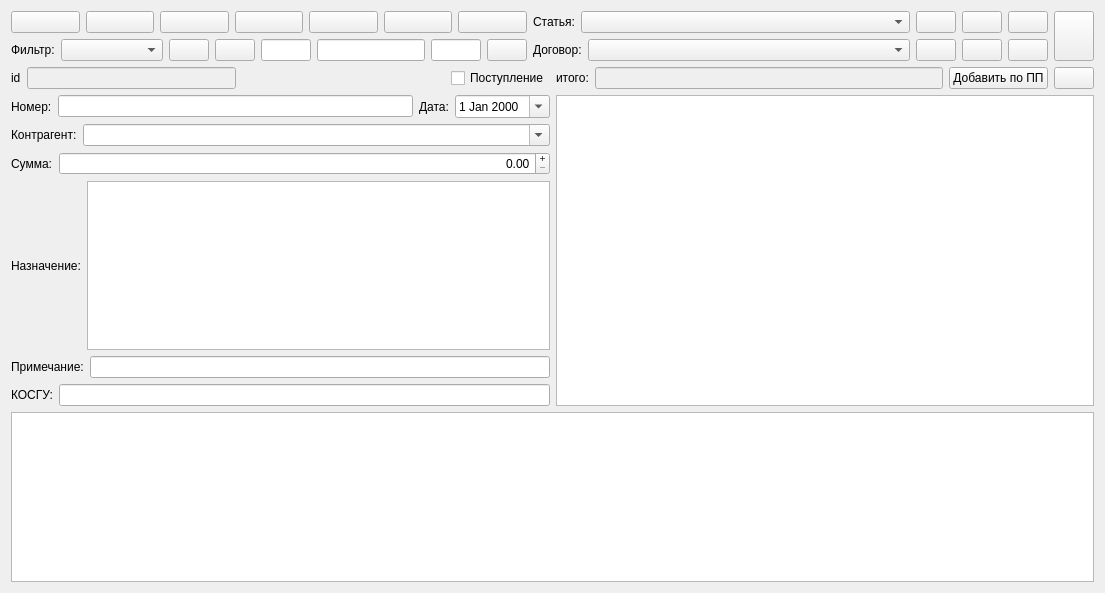
Old version of the form formbank.ui in the repository GorINIch73/Audit.
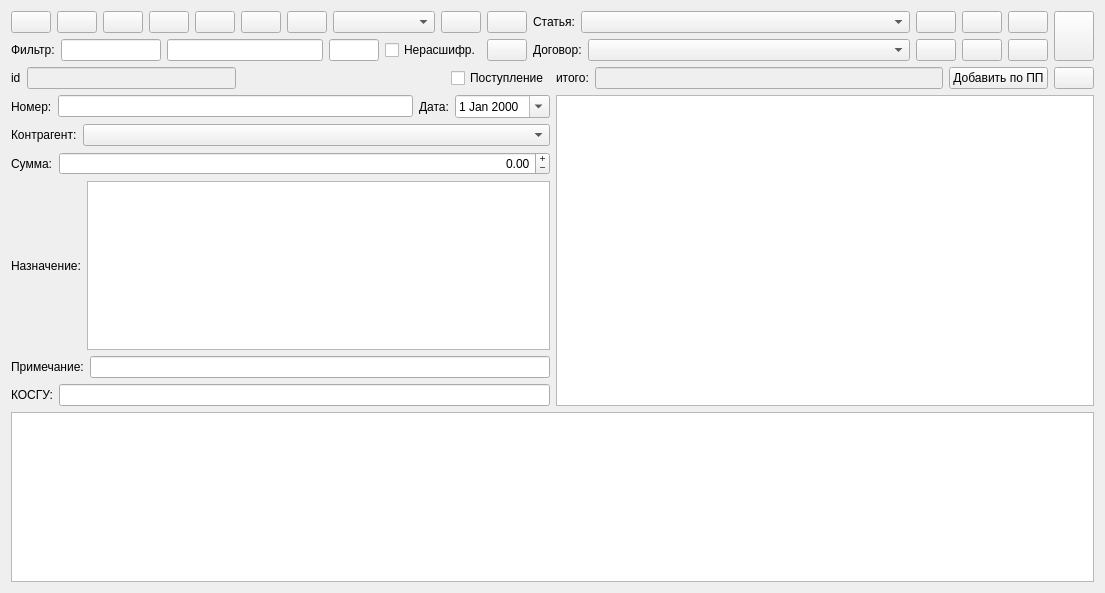
New version of the form. Icons and pictures are not drawn.

Patch:
```diff
--- a/formbank.ui
+++ b/formbank.ui
@@ -19,6 +19,8 @@
      <item>
       <layout class="QVBoxLayout" name="verticalLayout_2">
        <item>
+        <layout class="QHBoxLayout" name="horizontalLayout_15">
+         <item>
         <layout class="QHBoxLayout" name="horizontalLayout_2">
          <item>
           <widget class="QPushButton" name="pushButton_first">
@@ -97,17 +99,8 @@
            </property>
           </widget>
          </item>
-        </layout>
-       </item>
        <item>
-        <layout class="QHBoxLayout" name="horizontalLayout">
-         <item>
-          <widget class="QLabel" name="label">
-           <property name="text">
-            <string>Фильтр:</string>
-           </property>
-          </widget>
-         </item>
+            <layout class="QHBoxLayout" name="horizontalLayout_16">
          <item>
           <widget class="QComboBox" name="comboBox_flt_counterparties">
            <property name="sizePolicy">
@@ -158,17 +151,32 @@
            </property>
           </widget>
          </item>
+            </layout>
+           </item>
+          </layout>
+         </item>
+        </layout>
+       </item>
+       <item>
+        <layout class="QHBoxLayout" name="horizontalLayout">
+         <item>
+          <widget class="QLabel" name="label">
+           <property name="text">
+            <string>Фильтр:</string>
+           </property>
+          </widget>
+         </item>
          <item>
           <widget class="QLineEdit" name="lineEdit_flt_num">
            <property name="sizePolicy">
-            <sizepolicy hsizetype="Minimum" vsizetype="Fixed">
+            <sizepolicy hsizetype="Preferred" vsizetype="Fixed">
              <horstretch>0</horstretch>
              <verstretch>0</verstretch>
             </sizepolicy>
            </property>
            <property name="maximumSize">
             <size>
-             <width>50</width>
+             <width>100</width>
              <height>16777215</height>
             </size>
            </property>
@@ -190,7 +198,7 @@
          <item>
           <widget class="QLineEdit" name="lineEdit_flt_art">
            <property name="sizePolicy">
-            <sizepolicy hsizetype="Minimum" vsizetype="Fixed">
+            <sizepolicy hsizetype="Preferred" vsizetype="Fixed">
              <horstretch>0</horstretch>
              <verstretch>0</verstretch>
             </sizepolicy>
@@ -206,6 +214,19 @@
            </property>
           </widget>
          </item>
+         <item>
+          <widget class="QCheckBox" name="checkBox_flt_nodec">
+           <property name="toolTip">
+            <string>Показать только нерасшифрованый</string>
+           </property>
+           <property name="text">
+            <string>Нерасшифр.</string>
+           </property>
+           <property name="tristate">
+            <bool>false</bool>
+           </property>
+          </widget>
+         </item>
          <item>
           <widget class="QPushButton" name="pushButton_flt_clr">
            <property name="toolTip">
@@ -548,7 +569,10 @@
             <bool>false</bool>
            </property>
            <property name="editable">
-            <bool>true</bool>
+            <bool>false</bool>
+           </property>
+           <property name="insertPolicy">
+            <enum>QComboBox::InsertAfterCurrent</enum>
            </property>
            <property name="sizeAdjustPolicy">
             <enum>QComboBox::AdjustToMinimumContentsLength</enum>
@@ -595,6 +619,9 @@
            <property name="decimals">
             <number>2</number>
            </property>
+           <property name="minimum">
+            <double>-10000000000000000000.000000000000000</double>
+           </property>
            <property name="maximum">
             <double>100000000000000000000.000000000000000</double>
            </property>
```
Left out of the diff: 6 changed lines with no effect on the pictures. Lines whose indentation alone changed are shown as unchanged.
